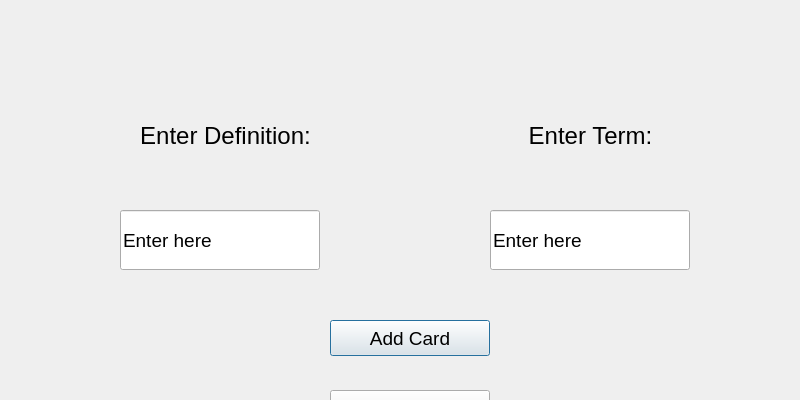
Before: the Qt Designer form cardaddscreen.ui in MONKEYFACE678/QuizardsQT, drawn with Qt 5; both pictures show x 0 to 800 and y 0 to 400 of the 800 by 600 pixel window.
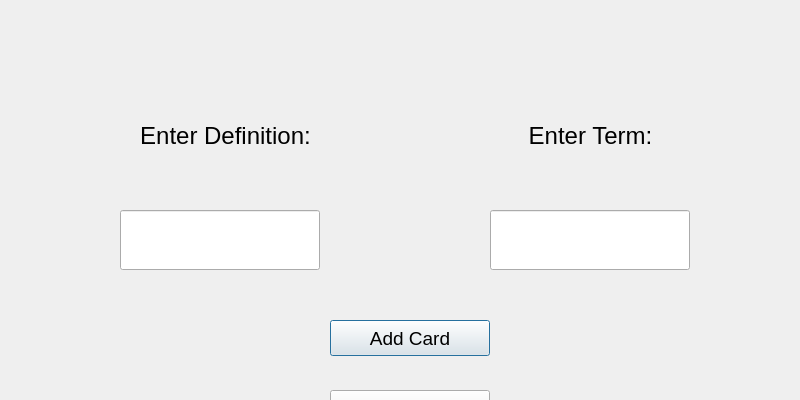
After: the same form once the commit is applied.

Diff of the .ui file:
```diff
--- a/cardaddscreen.ui
+++ b/cardaddscreen.ui
@@ -106,7 +106,7 @@
     </font>
    </property>
    <property name="text">
-    <string>Enter here</string>
+    <string/>
    </property>
   </widget>
   <widget class="QLineEdit" name="TermInput">
@@ -124,7 +124,7 @@
     </font>
    </property>
    <property name="text">
-    <string>Enter here</string>
+    <string/>
    </property>
   </widget>
   <widget class="QPushButton" name="ClearButton">
```
